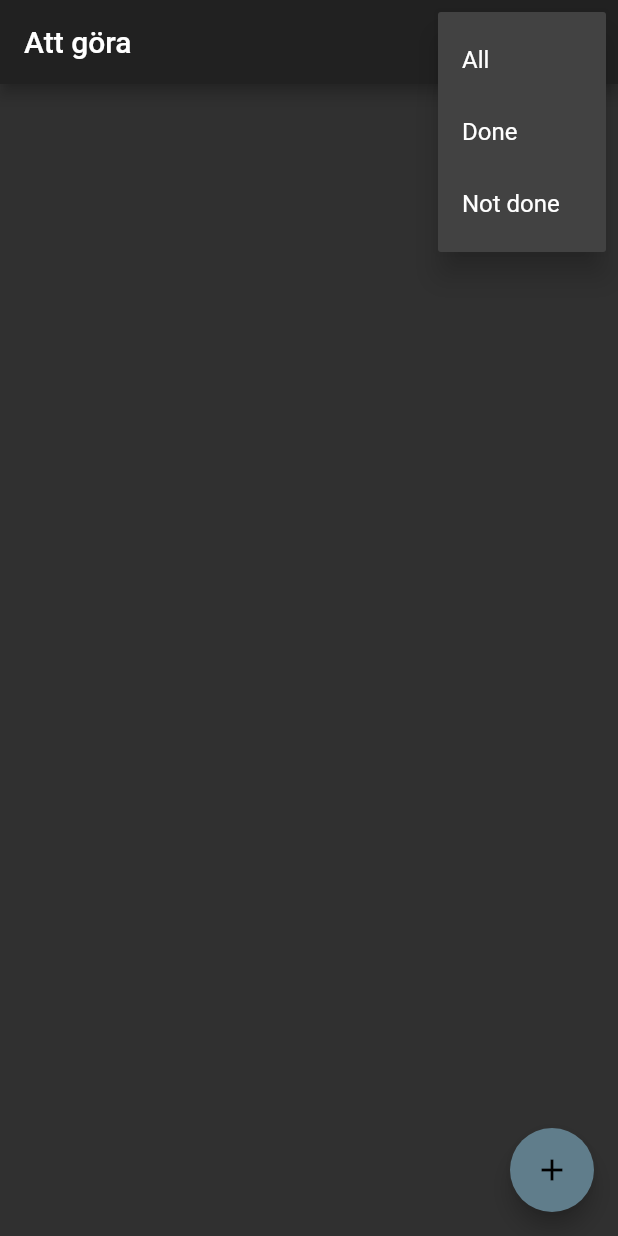
After one commit to hahajens/todo-app-flutter, a Flutter app: the screen it shows after launch, after a tap on the "tune" icon, on a phone screen of 412 x 824 dp. The commit adds this screen. Run offline on Flutter 3.47's test engine with Material 2 defaults, Android fonts, the phone set to English and light mode, and no system bars.

Commit message:
Started over, new structure, filter works now.

```diff
--- /dev/null
+++ b/lib/TodoList.dart
@@ -0,0 +1,48 @@
+import 'package:flutter/material.dart';
+import 'package:provider/provider.dart';
+
+import 'model.dart';
+
+class TodoList extends StatelessWidget {
+  final List<TodoObject> todoList;
+  TodoList(this.todoList);
+
+  Widget build(BuildContext context) {
+    return ListView.builder(
+      itemCount: todoList.length,
+      itemBuilder: (context, index) =>
+          _todoArticle(todoList[index], context, index),
+    );
+  }
+}
+
+Widget _todoArticle(TodoObject todo, context, index) {
+  return Card(
+    shape: RoundedRectangleBorder(
+      borderRadius: BorderRadius.circular(15.0),
+    ),
+    child: CheckboxListTile(
+      controlAffinity: ListTileControlAffinity.leading,
+      activeColor: Colors.blueGrey,
+      value: todo.isDone,
+      onChanged: (bool newValue) {
+        var state = Provider.of<MyState>(context, listen: false);
+        state.setCheckbox(index, newValue);
+      },
+      title: Text(
+        todo.description,
+        style: TextStyle(fontSize: 20, fontWeight: FontWeight.w700),
+      ),
+      secondary: IconButton(
+        icon: Icon(
+          Icons.delete,
+          size: 28,
+        ),
+        onPressed: () {
+          var state = Provider.of<MyState>(context, listen: false);
+          state.removeFromList(state.list[index]);
+        },
+      ),
+    ),
+  );
+}
--- a/lib/main.dart
+++ b/lib/main.dart
@@ -1,11 +1,17 @@
-import 'package:app_todo/model.dart';
-import 'package:app_todo/screens/main_view.dart';
 import 'package:flutter/material.dart';
 import 'package:provider/provider.dart';
 
+import 'model.dart';
+import 'screens/TodoListView.dart';
+
 void main() {
-  var state = Model();
-  runApp(ChangeNotifierProvider(create: (context) => state, child: MyApp()));
+  var state = MyState();
+  runApp(
+    ChangeNotifierProvider(
+      create: (context) => state,
+      child: MyApp(),
+    ),
+  );
 }
 
 class MyApp extends StatelessWidget {
@@ -14,7 +20,7 @@ class MyApp extends StatelessWidget {
     return MaterialApp(
       theme: ThemeData.dark(),
       debugShowCheckedModeBanner: false,
-      home: MainView(),
+      home: TodoListView(),
     );
   }
 }
--- /dev/null
+++ b/lib/screens/TodoListView.dart
@@ -0,0 +1,57 @@
+import 'package:flutter/material.dart';
+import 'package:provider/provider.dart';
+
+import '../TodoList.dart';
+import '../model.dart';
+import 'AddTodoView.dart';
+
+class TodoListView extends StatelessWidget {
+  Widget build(BuildContext context) {
+    return Scaffold(
+      appBar: AppBar(
+        title: Text("Att göra"),
+        actions: [
+          PopupMenuButton(
+            icon: Icon(Icons.tune),
+            onSelected: (value) {
+              Provider.of<MyState>(context, listen: false).setFilterBy(value);
+            },
+            itemBuilder: (context) => [
+              PopupMenuItem(child: Text('All'), value: 'All'),
+              PopupMenuItem(child: Text('Done'), value: 'Done'),
+              PopupMenuItem(child: Text('Not done'), value: 'Not done'),
+            ],
+          ),
+        ],
+      ),
+      body: Padding(
+        padding: const EdgeInsets.all(6.0),
+        child: Consumer<MyState>(builder: (context, state, child) {
+          return TodoList(_filterList(state.list, state.filterBy));
+        }),
+      ),
+      floatingActionButton: FloatingActionButton(
+          child: Icon(Icons.add),
+          backgroundColor: Colors.blueGrey,
+          onPressed: () async {
+            var newObject = await Navigator.push(context,
+                MaterialPageRoute(builder: (context) => AddTodoView()));
+
+            if (newObject.description != '') {
+              Provider.of<MyState>(context, listen: false).addToList(newObject);
+            }
+          }),
+    );
+  }
+}
+
+List<TodoObject> _filterList(list, filterBy) {
+  if (filterBy == 'All') {
+    return list;
+  }
+  if (filterBy == 'Done') {
+    return list.where((item) => item.isDone == true).toList();
+  }
+  if (filterBy == 'Not done')
+    return list.where((item) => item.isDone == false).toList();
+}
```
Also changed, not shown: lib/model.dart (+49 -26 lines), lib/screens/AddTodoView.dart (added, +41 -0 lines), lib/screens/main_view.dart (deleted, +0 -139 lines), lib/screens/second_view.dart (deleted, +0 -79 lines), lib/tasks.txt (added, +10 -0 lines), lib/Api/ApiService.dart (added).
